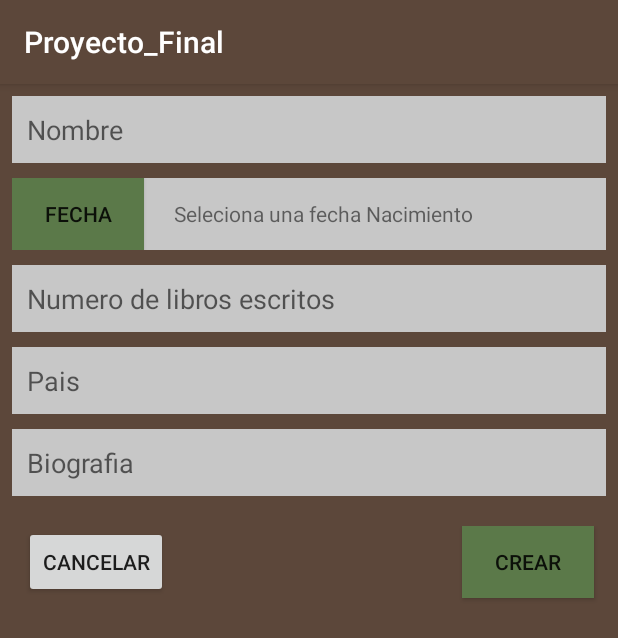
After one commit to pauessa/Proyecto_Final_andoid2.0, an Android app: the CrearAutorActivity screen opened directly, with no data from a screen before it, on a phone screen of 412 x 824 dp. The commit adds this screen. Shown: the top 638 px of the screen. Run offline under Robolectric (Android 15) with nearby library versions, the phone set to English and light mode, and no system bars; our stand-ins replace Firebase (no records; nobody signed in at launch, a user with empty details on screens opened directly).

Commit message:
datepiker terminado fallos en creacion libro

```diff
--- /dev/null
+++ b/app/src/main/java/com/simarro/practicas/proyecto_final/CrearAutorActivity.java
@@ -0,0 +1,80 @@
+package com.simarro.practicas.proyecto_final;
+
+import android.app.DatePickerDialog;
+import android.support.v7.app.AppCompatActivity;
+import android.os.Bundle;
+import android.util.Log;
+import android.view.View;
+import android.widget.DatePicker;
+import android.widget.EditText;
+import android.widget.TextView;
+
+import com.google.firebase.auth.FirebaseAuth;
+import com.google.firebase.database.DatabaseReference;
+import com.google.firebase.database.FirebaseDatabase;
+import com.simarro.practicas.proyecto_final.pojo.Autor;
+import com.simarro.practicas.proyecto_final.pojo.Editorial;
+import com.simarro.practicas.proyecto_final.pojo.Libro;
+
+import java.text.ParseException;
+import java.text.SimpleDateFormat;
+import java.util.Calendar;
+import java.util.Date;
+
+public class CrearAutorActivity extends AppCompatActivity {
+    TextView fecha;
+    EditText editTextNombre, nlibros, pais, bio;
+
+    @Override
+    protected void onCreate(Bundle savedInstanceState) {
+        super.onCreate(savedInstanceState);
+        setContentView(R.layout.activity_crear_autor);
+        fecha = findViewById(R.id.textView5);
+        editTextNombre = findViewById(R.id.editTextNombre);
+        nlibros = findViewById(R.id.editText4);
+        pais = findViewById(R.id.editTextPais);
+        bio = findViewById(R.id.editText3);
+    }
+
+
+    public void fecha(View v) {
+        java.util.Calendar cal = java.util.Calendar.getInstance();
+        int year = cal.get(java.util.Calendar.YEAR);
+        int month = cal.get(java.util.Calendar.MONTH);
+        int day = cal.get(Calendar.DAY_OF_MONTH);
+        DatePickerDialog dialog = new DatePickerDialog(
+                this,
+                new DatePickerDialog.OnDateSetListener() {
+                    @Override
+                    public void onDateSet(DatePicker datePicker, int year, int month, int day) {
+                        month = month + 1;
+                        Log.d("ggg", "onDateSet: mm/dd/yyy: " + month + "/" + day + "/" + year);
+                        String date =day  + "/" + month + "/" + year;
+                        fecha.setText(date);
+                    }
+                }, year, month, day);
+
+        dialog.show();
+
+    }
+
+
+    public void Crear(View v) {
+        DatabaseReference mDatabase;
+        FirebaseAuth mAuth = FirebaseAuth.getInstance();
+        mDatabase = FirebaseDatabase.getInstance().getReference(); //Creamos una referencia al root de la base de datos
+        Date date1 = null;
+        try {
+            date1= new SimpleDateFormat("dd/MM/yyyy").parse(fecha.getText().toString());
+        } catch (ParseException e) {
+            e.printStackTrace();
+        }
+        Libro l = new Libro("", new Autor(editTextNombre.getText().toString(), date1, Integer.parseInt(nlibros.getText().toString()), pais.getText().toString(), bio.getText().toString()), 0, getIntent().getStringExtra("ISBN"), new Editorial("",date1), date1, "", "", "", "", 0);
+        //l.setPortada(portada);
+
+
+        mDatabase.child("Libros").child(l.getIsbn()).setValue(l);
+        finish();
+
+    }
+}
--- a/app/src/main/java/com/simarro/practicas/proyecto_final/pojo/Autor.java
+++ b/app/src/main/java/com/simarro/practicas/proyecto_final/pojo/Autor.java
@@ -1,8 +1,9 @@
 package com.simarro.practicas.proyecto_final.pojo;
 
+import java.io.Serializable;
 import java.util.Date;
 
-public class Autor {
+public class Autor implements Serializable {
     private String nombre;
     private Date fechaNacimiento;
     private int numeroDeLibros;
--- /dev/null
+++ b/app/src/main/res/layout/activity_crear_autor.xml
@@ -0,0 +1,134 @@
+<?xml version="1.0" encoding="utf-8"?>
+<android.support.constraint.ConstraintLayout xmlns:android="http://schemas.android.com/apk/res/android"
+    xmlns:app="http://schemas.android.com/apk/res-auto"
+    xmlns:tools="http://schemas.android.com/tools"
+    android:layout_width="match_parent"
+    android:layout_height="match_parent"
+    tools:context=".CrearAutorActivity"
+    android:background="@color/colorPrimary"
+    >
+
+    <ScrollView
+        android:layout_width="0dp"
+        android:layout_height="0dp"
+        android:layout_marginStart="8dp"
+        android:layout_marginTop="8dp"
+        android:layout_marginEnd="8dp"
+        android:layout_marginBottom="8dp"
+        app:layout_constraintBottom_toBottomOf="parent"
+        app:layout_constraintEnd_toEndOf="parent"
+        app:layout_constraintStart_toStartOf="parent"
+        app:layout_constraintTop_toTopOf="parent">
+
+
+
+        <LinearLayout
+            android:layout_width="match_parent"
+            android:layout_height="match_parent"
+            android:orientation="vertical">
+
+            <EditText
+                android:id="@+id/editTextNombre"
+                android:layout_width="match_parent"
+                android:layout_height="wrap_content"
+                android:ems="10"
+                android:hint="Nombre"
+                android:padding="10dp"
+                android:textColor="#000000"
+                android:background="#C7C7C7"
+                android:inputType="textPersonName"
+                android:layout_marginBottom="10dp"/>
+            <LinearLayout
+                android:layout_width="match_parent"
+                android:layout_height="match_parent"
+                android:orientation="horizontal"
+                android:textColor="#000000"
+                android:background="#C7C7C7">
+
+                <Button
+                    android:id="@+id/button5"
+                    android:layout_width="wrap_content"
+                    android:layout_height="wrap_content"
+                    android:background="@color/colorAccent"
+                    android:onClick="fecha"
+                    android:text="Fecha" />
+
+                <TextView
+                    android:id="@+id/textView5"
+                    android:layout_width="wrap_content"
+                    android:layout_height="wrap_content"
+                    android:layout_marginLeft="20dp"
+                    android:text="Seleciona una fecha Nacimiento" />
+            </LinearLayout>
+
+            <EditText
+                android:id="@+id/editText4"
+                android:layout_width="match_parent"
+                android:layout_height="wrap_content"
+                android:ems="10"
+                android:hint="Numero de libros escritos"
+                android:layout_marginTop="10dp"
+                android:padding="10dp"
+                android:layout_marginBottom="10dp"
+                android:textColor="#000000"
+                android:background="#C7C7C7"
+                android:inputType="number" />
+            <EditText
+                android:id="@+id/editTextPais"
+                android:layout_width="match_parent"
+                android:layout_height="wrap_content"
+                android:ems="10"
+                android:hint="Pais"
+                android:padding="10dp"
+                android:textColor="#000000"
+                android:background="#C7C7C7"
+                android:inputType="textPersonName" />
+
+            <EditText
+                android:id="@+id/editText3"
+                android:layout_width="match_parent"
+                android:layout_height="wrap_content"
+                android:ems="10"
+                android:hint="Biografia"
+                android:layout_marginTop="10dp"
+                android:padding="10dp"
+                android:textColor="#000000"
+                android:background="#C7C7C7"
+                android:inputType="textMultiLine" />
+
+
+            <RelativeLayout
+                android:layout_width="match_parent"
+                android:layout_height="match_parent"
+                android:orientation="horizontal"
+                android:layout_marginTop="20dp"
+                >
+
+                <Button
+                    android:id="@+id/BtnCancelar"
+                    android:layout_width="wrap_content"
+                    android:layout_height="wrap_content"
+                    android:layout_marginStart="8dp"
+                    android:layout_marginBottom="8dp"
+                    android:onClick="cancelar"
+                    android:text="Cancelar"
+                    app:layout_constraintBottom_toBottomOf="parent"
+                    app:layout_constraintStart_toStartOf="parent" />
+
+                <Button
+                    android:id="@+id/BtnCrear"
+                    android:layout_width="wrap_content"
+                    android:layout_height="wrap_content"
+                    android:layout_alignParentRight="true"
+                    android:layout_marginEnd="8dp"
+                    android:layout_marginBottom="8dp"
+                    android:onClick="Crear"
+                    android:text="Crear"
+                    android:background="@color/colorAccent"
+                    app:layout_constraintBottom_toBottomOf="parent"
+                    app:layout_constraintEnd_toEndOf="parent" />
+            </RelativeLayout>
+
+        </LinearLayout>
+    </ScrollView>
+</android.support.constraint.ConstraintLayout>
```
Also changed, not shown: app/src/main/AndroidManifest.xml (+5 -4 lines), app/src/main/java/com/simarro/practicas/proyecto_final/CrearEditorialActivity.java (added, +79 -0 lines), app/src/main/java/com/simarro/practicas/proyecto_final/CrearLibroActivity.java (+53 -7 lines), app/src/main/res/layout/activity_crear_editorial.xml (added, +99 -0 lines), app/src/main/res/layout/activity_crear_libro.xml (+5 -2 lines), 197 other files.
